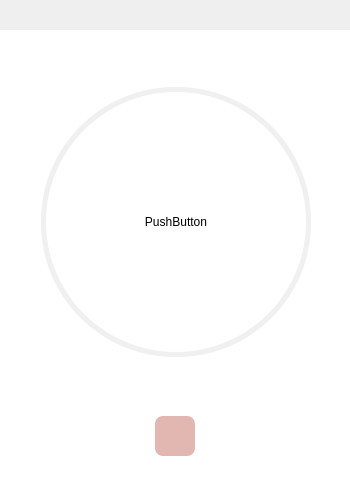
This is PomordorUI/src/Timer/Timer.ui in kiseop91/Pomordor as Qt 5 draws it before an edit. The edited form follows.
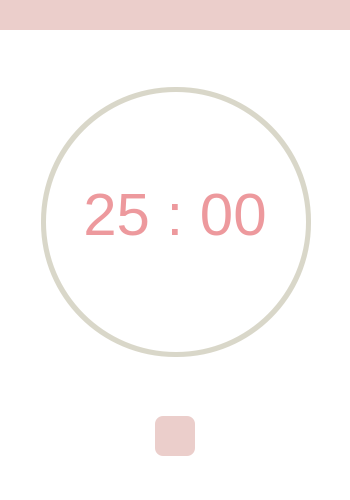
This is the edited form. Icons and pictures are not drawn. Custom widgets are drawn as their Qt base class.

Commit message: keep going ui

```diff
--- a/PomordorUI/src/Timer/Timer.ui
+++ b/PomordorUI/src/Timer/Timer.ui
@@ -56,7 +56,9 @@
       </size>
      </property>
      <property name="styleSheet">
-      <string notr="true">background-color: rgb(235, 206	, 203);</string>
+      <string notr="true">QFrame{
+	background-color: rgb(235, 206, 203);
+}</string>
      </property>
      <property name="frameShape">
       <enum>QFrame::NoFrame</enum>
@@ -75,11 +77,54 @@
        <number>0</number>
       </property>
       <property name="rightMargin">
-       <number>0</number>
+       <number>1</number>
       </property>
       <property name="bottomMargin">
        <number>0</number>
       </property>
+      <item>
+       <widget class="QPushButton" name="Btn_menu">
+        <property name="sizePolicy">
+         <sizepolicy hsizetype="Expanding" vsizetype="Expanding">
+          <horstretch>0</horstretch>
+          <verstretch>0</verstretch>
+         </sizepolicy>
+        </property>
+        <property name="minimumSize">
+         <size>
+          <width>40</width>
+          <height>30</height>
+         </size>
+        </property>
+        <property name="maximumSize">
+         <size>
+          <width>40</width>
+          <height>30</height>
+         </size>
+        </property>
+        <property name="styleSheet">
+         <string notr="true">QPushButton{
+	border : none;
+}
+QPushButton:Hover{
+	background-color: rgba(255, 0, 0, 120);
+}</string>
+        </property>
+        <property name="text">
+         <string/>
+        </property>
+        <property name="icon">
+         <iconset resource="../../assets/files.qrc">
+          <normaloff>:/24x24/icons/24x24/cil-menu.png</normaloff>:/24x24/icons/24x24/cil-menu.png</iconset>
+        </property>
+        <property name="iconSize">
+         <size>
+          <width>25</width>
+          <height>25</height>
+         </size>
+        </property>
+       </widget>
+      </item>
       <item>
        <spacer name="horizontalSpacer">
         <property name="orientation">
@@ -94,7 +139,7 @@
        </spacer>
       </item>
       <item>
-       <widget class="QPushButton" name="Btn_close_2">
+       <widget class="QPushButton" name="Btn_minimal">
         <property name="sizePolicy">
          <sizepolicy hsizetype="Expanding" vsizetype="Expanding">
           <horstretch>0</horstretch>
@@ -258,7 +303,10 @@
 }</string>
           </property>
           <property name="text">
-           <string>PushButton</string>
+           <string/>
+          </property>
+          <property name="flat">
+           <bool>true</bool>
           </property>
          </widget>
         </widget>
@@ -286,12 +334,43 @@
          <property name="styleSheet">
           <string notr="true">QWidget{
    border-radius: 134px;
-   background-color: qconicalgradient(cx:0.5, cy:0.5, angle:90, stop:0.0 rgba(255, 255, 255, 0), stop:0.0 rgba(240, 240, 240, 255));
+   background-color: qconicalgradient(cx:0.5, cy:0.5, angle:90, stop:0.0 rgba(255, 255, 255, 0), stop:0.0 rgba(217, 215, 201, 255));
 }</string>
          </property>
         </widget>
+        <widget class="QLabel" name="label">
+         <property name="geometry">
+          <rect>
+           <x>0</x>
+           <y>140</y>
+           <width>332</width>
+           <height>70</height>
+          </rect>
+         </property>
+         <property name="sizePolicy">
+          <sizepolicy hsizetype="Fixed" vsizetype="Fixed">
+           <horstretch>0</horstretch>
+           <verstretch>0</verstretch>
+          </sizepolicy>
+         </property>
+         <property name="styleSheet">
+          <string notr="true">QLabel{
+	background-color: rgba(255, 255, 255, 0);
+	color :  rgb(237, 153, 157);
+	font-size : 60px;
+	font-weight : 100;
+}</string>
+         </property>
+         <property name="text">
+          <string>25 : 00</string>
+         </property>
+         <property name="alignment">
+          <set>Qt::AlignCenter</set>
+         </property>
+        </widget>
         <zorder>CircularProgress_2</zorder>
         <zorder>CircularProgress</zorder>
+        <zorder>label</zorder>
        </widget>
       </item>
       <item>
@@ -361,10 +440,10 @@
             <string notr="true">QPushButton{
 	Border:none;
 	border-radius:8px;
-	background-color: rgb(227, 183, 177);
+	background-color: rgb(235, 206, 203);
 }
 QPushButton:Hover{
-	background-color: rgba(227, 183, 177, 150);
+	background-color: rgba(255, 0, 0, 120);
 }</string>
            </property>
            <property name="text">
@@ -372,7 +451,13 @@
            </property>
            <property name="icon">
             <iconset resource="../../assets/files.qrc">
-             <normaloff>:/16x16/icons/16x16/cil-caret-right.png</normaloff>:/16x16/icons/16x16/cil-caret-right.png</iconset>
+             <normaloff>:/20x20/icons/20x20/cil-media-play.png</normaloff>:/20x20/icons/20x20/cil-media-play.png</iconset>
+           </property>
+           <property name="iconSize">
+            <size>
+             <width>20</width>
+             <height>20</height>
+            </size>
            </property>
           </widget>
          </item>
```
The commit also changes 1 other file.
